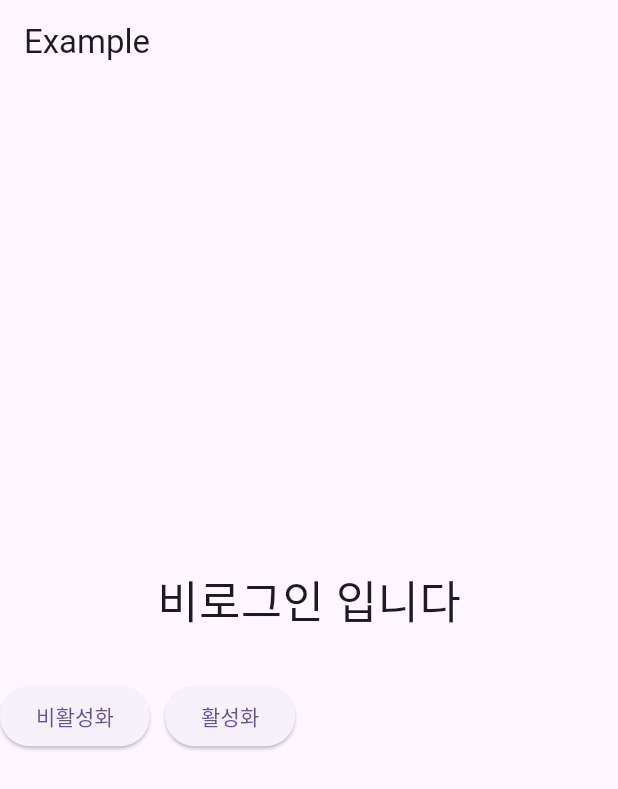
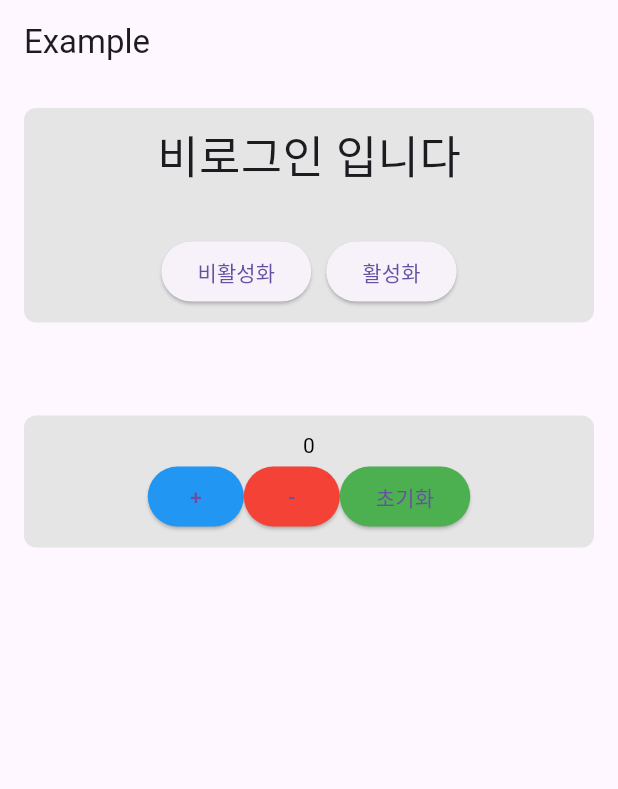
Before and after one commit to danbi-park/flutter-practice, a Flutter app: the screen it shows after launch, on a phone screen of 412 x 824 dp. Shown: the top 789 px of the screen. Run offline on Flutter 3.47's test engine with Material 3 defaults, Android fonts, the phone set to English and light mode, and no system bars; our stand-ins replace flutter_riverpod, gap.

Commit message:
Feat: riverpod counterprovider추가

```diff
--- a/flutter_web/lib/main.dart
+++ b/flutter_web/lib/main.dart
@@ -1,6 +1,9 @@
 import 'package:flutter/material.dart';
 import 'package:flutter_riverpod/flutter_riverpod.dart';
 import 'package:flutter_web/provider/login_provider.dart';
+import 'package:gap/gap.dart';
+
+import 'provider/counter_provider.dart';
 
 void main() {
   runApp(
@@ -15,21 +18,33 @@ class MyApp extends ConsumerWidget {
 
   @override
   Widget build(BuildContext context, WidgetRef ref) {
-    final String loginMessage = ref.watch(loginMessageProvider);
-
     return MaterialApp(
       home: Scaffold(
           appBar: AppBar(title: const Text('Example')),
           body: Center(
               child: Column(
-            mainAxisAlignment: MainAxisAlignment.center,
+            mainAxisAlignment: MainAxisAlignment.start,
+            children: [
+              Layout(child: loginCheckWidget(ref)),
+              const Gap(30),
+              Layout(
+                child: counterWidget(ref),
+              ),
+            ],
+          ))),
+    );
+  }
+
+  // 로그인 상태를 확인하는 위젯
+  Widget loginCheckWidget(WidgetRef ref) {
+    return Column(
       children: [
         Text(
-                loginMessage,
+          ref.watch(loginMessageProvider),
           style: const TextStyle(fontSize: 30),
         ),
         const SizedBox(height: 30),
-              Row(children: [
+        Row(mainAxisAlignment: MainAxisAlignment.center, children: [
           ElevatedButton(
             onPressed: () {
               ref.read(loginStateProvider.notifier).doDeactivate();
@@ -45,7 +60,66 @@ class MyApp extends ConsumerWidget {
           ),
         ]),
       ],
-          ))),
+    );
+  }
+
+  // 카운터 위젯
+  counterWidget(WidgetRef ref) {
+    final count = ref.watch(counterProvider);
+    ref.listen(counterProvider, ((previous, next) {
+      if (previous != next) {
+        print('previous: $previous, next: $next');
+      }
+    }));
+
+    return Column(
+      children: [
+        Text(
+          count.toString(),
+          style: const TextStyle(color: Colors.black),
+        ),
+        Row(mainAxisAlignment: MainAxisAlignment.center, children: [
+          ElevatedButton(
+            style: ElevatedButton.styleFrom(backgroundColor: Colors.blue),
+            child: const Text("+"),
+            onPressed: () {
+              ref.read(counterProvider.notifier).increment();
+            },
+          ),
+          ElevatedButton(
+            style: ElevatedButton.styleFrom(backgroundColor: Colors.red),
+            child: const Text("-"),
+            onPressed: () {
+              ref.read(counterProvider.notifier).decrement();
+            },
+          ),
+          ElevatedButton(
+            style: ElevatedButton.styleFrom(backgroundColor: Colors.green),
+            child: const Text("초기화"),
+            onPressed: () {
+              ref.invalidate(counterProvider);
+            },
+          )
+        ])
+      ],
     );
   }
 }
+
+class Layout extends StatelessWidget {
+  const Layout({super.key, required this.child});
+  final Widget child;
+
+  @override
+  Widget build(BuildContext context) {
+    return Container(
+      padding: const EdgeInsets.all(10),
+      margin: const EdgeInsets.all(16),
+      decoration: BoxDecoration(
+        borderRadius: BorderRadius.circular(8),
+        color: const Color(0xFFE5E5E5),
+      ),
+      child: child,
+    );
+  }
+}
--- /dev/null
+++ b/flutter_web/lib/provider/counter_provider.dart
@@ -0,0 +1,11 @@
+import 'package:flutter_riverpod/flutter_riverpod.dart';
+
+class CounterNotifier extends StateNotifier<int> {
+  CounterNotifier() : super(0);
+
+  void increment() => state++;
+  void decrement() => state--;
+}
+
+final counterProvider =
+    StateNotifierProvider<CounterNotifier, int>((ref) => CounterNotifier());
--- a/flutter_web/pubspec.yaml
+++ b/flutter_web/pubspec.yaml
@@ -15,6 +15,7 @@ dependencies:
   flutter_riverpod: ^2.4.9
   dio: ^5.4.0
   go_router: ^13.1.0
+  gap: ^3.0.1
 
 dev_dependencies:
   flutter_test:
```
Lines whose indentation alone changed are shown as unchanged.
